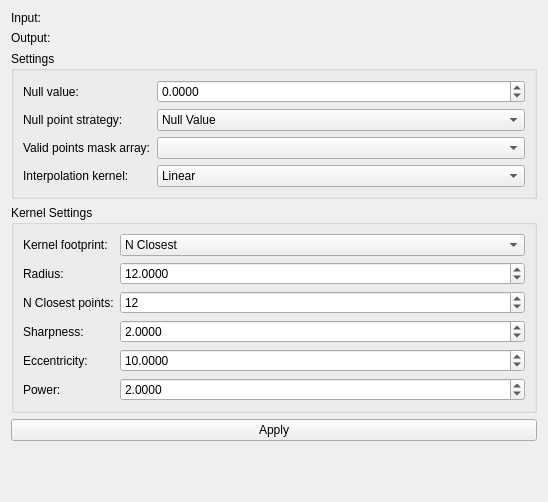
First picture: the form in Interpolation/Resources/UI/qSlicerInterpolationModuleWidget.ui, repository tierra-colada/SlicerInterpolation, before the edit.
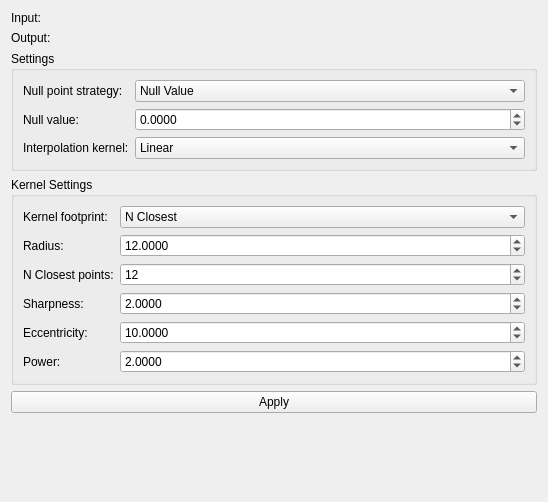
Second picture: the form after the edit. Custom widgets are drawn as their Qt base class.

Commit message: Interpolation Module is ready

```diff
--- a/Interpolation/Resources/UI/qSlicerInterpolationModuleWidget.ui
+++ b/Interpolation/Resources/UI/qSlicerInterpolationModuleWidget.ui
@@ -70,14 +70,14 @@
         </item>
        </widget>
       </item>
-      <item row="0" column="0">
+      <item row="2" column="0">
        <widget class="QLabel" name="nullPointLabel">
         <property name="text">
          <string>Null value:</string>
         </property>
        </widget>
       </item>
-      <item row="0" column="1">
+      <item row="2" column="1">
        <widget class="QDoubleSpinBox" name="nullPointDoubleSpinBox">
         <property name="decimals">
          <number>4</number>
@@ -126,16 +126,6 @@
         </item>
        </widget>
       </item>
-      <item row="2" column="0">
-       <widget class="QLabel" name="maskArrayLabel">
-        <property name="text">
-         <string>Valid points mask array:</string>
-        </property>
-       </widget>
-      </item>
-      <item row="2" column="1">
-       <widget class="ctkVTKDataSetArrayComboBox" name="maskArrayComboBox"/>
-      </item>
      </layout>
     </widget>
    </item>
@@ -322,11 +312,6 @@
    <header>qSlicerWidget.h</header>
    <container>1</container>
   </customwidget>
-  <customwidget>
-   <class>ctkVTKDataSetArrayComboBox</class>
-   <extends>QComboBox</extends>
-   <header>ctkVTKDataSetArrayComboBox.h</header>
-  </customwidget>
  </customwidgets>
  <resources/>
  <connections>
```
Left out of the diff: 32 changed lines with no effect on the pictures. The commit also changes 3 other files.
